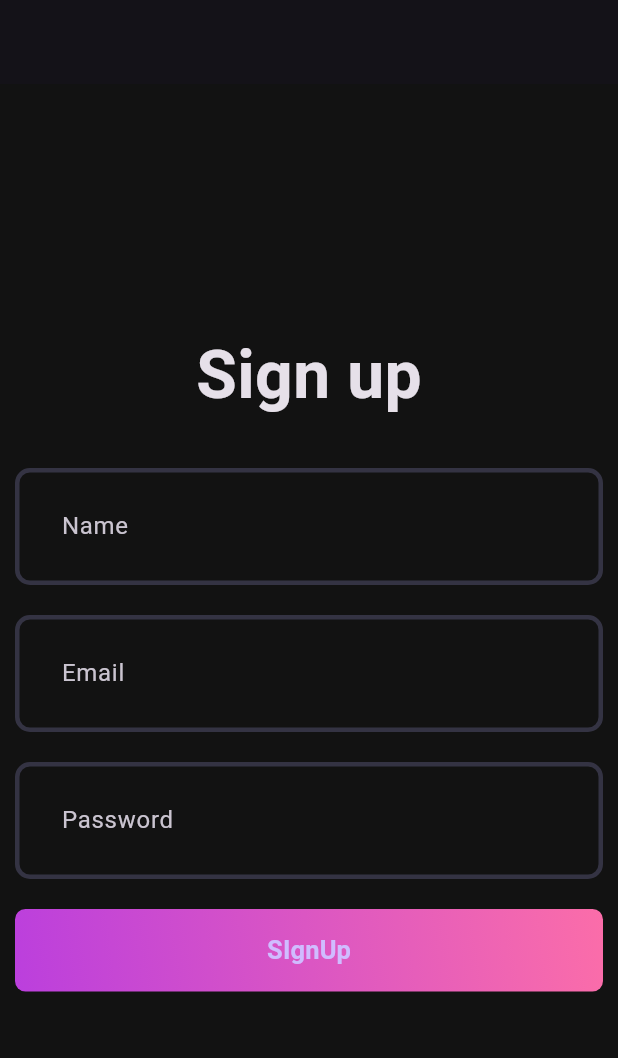
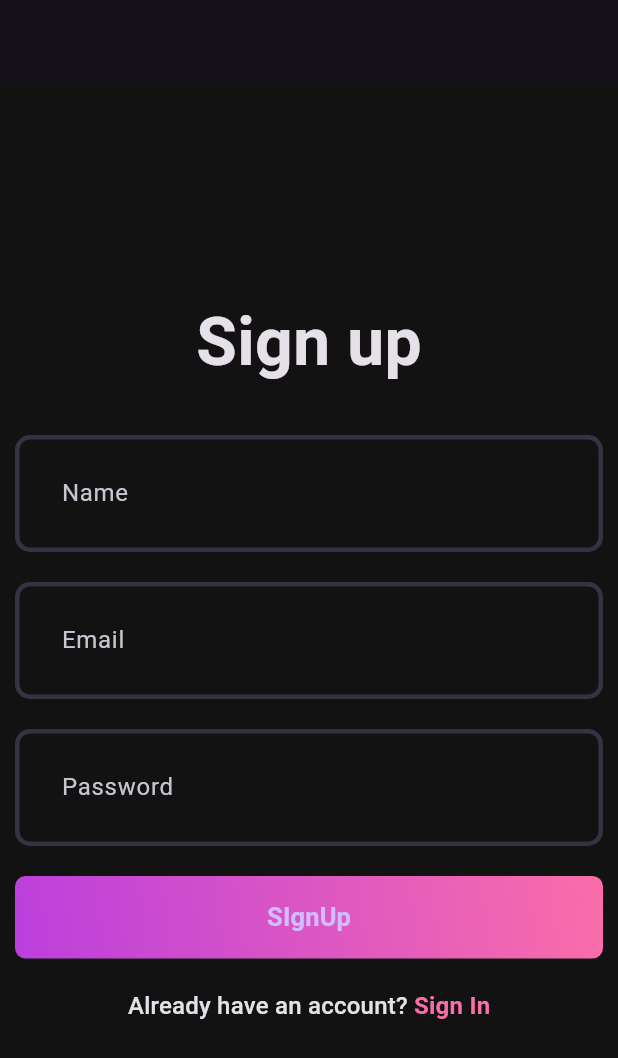
Before and after one commit to Engineerbabu777/spotify_clone_flutter, a Flutter app: the screen it shows after launch, on a phone screen of 412 x 824 dp. Shown: the top 1058 px of the screen. Run offline on Flutter 3.47's test engine with Material 3 defaults, Android fonts, the phone set to English and light mode, and no system bars.

Commit message:
add(SignUpPage): this is now ready

```diff
--- a/lib/features/auth/view/pages/signup_page.dart
+++ b/lib/features/auth/view/pages/signup_page.dart
@@ -1,3 +1,4 @@
+import 'package:client/core/theme/app_pallete.dart';
 import 'package:client/features/auth/view/widgets/auth_gradient_button.dart';
 import 'package:client/features/auth/view/widgets/custom_field.dart';
 import 'package:flutter/material.dart';
@@ -35,7 +36,26 @@ class _SignUpPageState extends State<SignUpPage> {
             CustomField(hintText: "Password"),
             const SizedBox(height: 20),
 
+            // BUTTONS!
             AuthGradientButton(fnHandler: () {}, text: "SIgnUp"),
+
+            const SizedBox(height: 20),
+            RichText(
+              text: TextSpan(
+                style: Theme.of(context).textTheme.titleMedium,
+
+                children: [
+                  TextSpan(text: "Already have an account? "),
+                  TextSpan(
+                    text: "Sign In",
+                    style: TextStyle(
+                      color: Pallete.gradient2,
+                      fontWeight: FontWeight.bold,
+                    ),
+                  ),
+                ],
+              ),
+            ),
           ],
         ),
       ),
```
